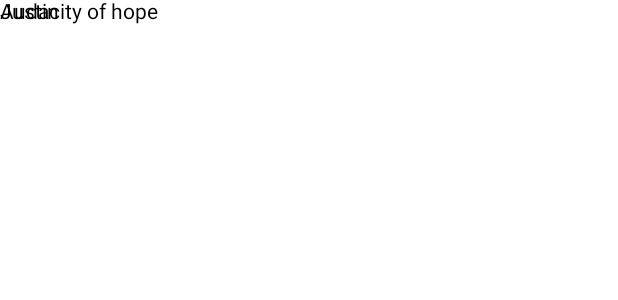
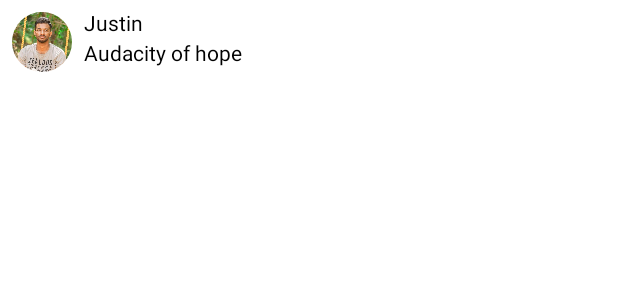
Before and after one commit to JustinGeorgeJoseph/HelloCompose, an Android app built with Jetpack Compose: the @Preview function MessageCard, on a phone screen of 412 x 824 dp. Shown: the top 300 px of the screen. Run offline under Robolectric (Android 15) with nearby library versions, the phone set to English and light mode, and no system bars.

Commit message:
Implemented a sample widget with details

```diff
--- a/app/src/main/java/com/justin/hellocompose/MainActivity.kt
+++ b/app/src/main/java/com/justin/hellocompose/MainActivity.kt
@@ -4,13 +4,18 @@ import android.os.Bundle
 import android.os.Message
 import androidx.activity.ComponentActivity
 import androidx.activity.compose.setContent
-import androidx.compose.foundation.layout.fillMaxSize
+import androidx.compose.foundation.Image
+import androidx.compose.foundation.layout.*
+import androidx.compose.foundation.shape.CircleShape
 import androidx.compose.material.MaterialTheme
 import androidx.compose.material.Surface
 import androidx.compose.material.Text
 import androidx.compose.runtime.Composable
 import androidx.compose.ui.Modifier
+import androidx.compose.ui.draw.clip
+import androidx.compose.ui.res.painterResource
 import androidx.compose.ui.tooling.preview.Preview
+import androidx.compose.ui.unit.dp
 import com.justin.hellocompose.ui.theme.HelloComposeTheme
 
 data class Book(val author:String, val name: String)
@@ -26,8 +31,16 @@ class MainActivity : ComponentActivity() {
 
 @Composable
 fun showMessageCard(message:Book){
-    Text(text = message.author)
-    Text(text = message.name)
+    Row (modifier = Modifier.padding(all = 8.dp)){
+        Image(painter = painterResource(id = R.drawable.justin),
+            contentDescription = "Test image",
+        modifier = Modifier.size(40.dp).clip(CircleShape))
+        Column(modifier = Modifier.padding(start = 8.dp)){
+            Text(text = message.author)
+            Text(text = message.name,modifier = Modifier.padding(top = 4.dp))
+        }
+    }
+
 }
 
 @Preview
```
Also changed, not shown: app/src/main/res/drawable/justin.jpeg (added).
